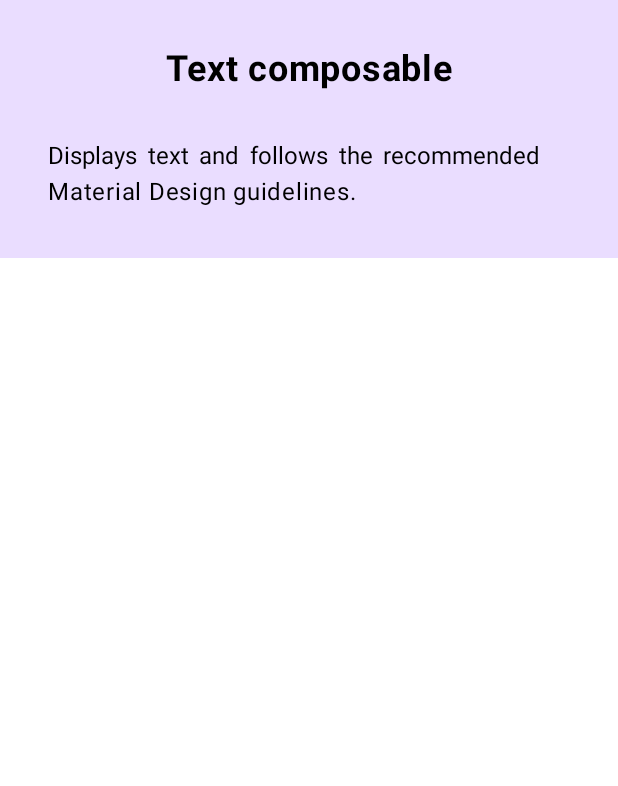
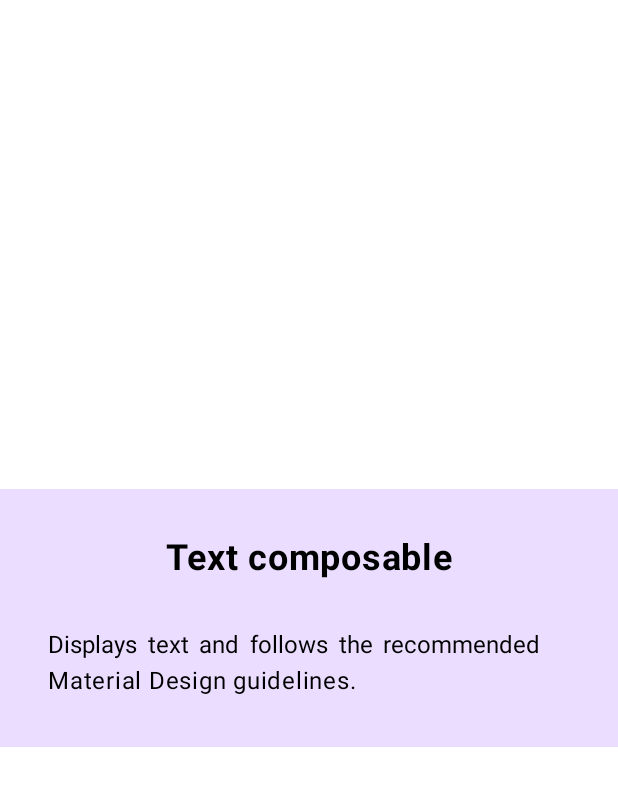
Before and after one commit to faisalmemon/Unit_1_Pathway_3_Compose_Quadrant, an Android app built with Jetpack Compose: the @Preview function GreetingPreview, on a phone screen of 412 x 824 dp. Shown: the top 786 px of the screen. Run offline under Robolectric (Android 15) with nearby library versions, the phone set to English and light mode, and no system bars.

Commit message:
Try a framer strategy.

```diff
--- a/app/src/main/java/com/example/compose_quadrant/MainActivity.kt
+++ b/app/src/main/java/com/example/compose_quadrant/MainActivity.kt
@@ -7,6 +7,7 @@ import androidx.activity.enableEdgeToEdge
 import androidx.compose.foundation.background
 import androidx.compose.foundation.layout.Column
 import androidx.compose.foundation.layout.Row
+import androidx.compose.foundation.layout.fillMaxHeight
 import androidx.compose.foundation.layout.fillMaxSize
 import androidx.compose.foundation.layout.padding
 import androidx.compose.material3.Scaffold
@@ -32,9 +33,7 @@ class MainActivity : ComponentActivity() {
         setContent {
             Compose_QuadrantTheme {
                 Scaffold(modifier = Modifier.fillMaxSize()) { innerPadding ->
-                    ComposeCard(
-                        title = stringResource(id = R.string.text_composable),
-                        longDescription = stringResource(id = R.string.text_composable_description),
+                    ComposeFramer(
                         modifier = Modifier.padding(innerPadding)
                     )
                 }
@@ -44,7 +43,19 @@ class MainActivity : ComponentActivity() {
 }
 
 @Composable
-fun ComposeCardTL(modifier: Modifier = Modifier){
+fun ComposeFramer(modifier: Modifier = Modifier) {
+    Row(
+        verticalAlignment = Alignment.CenterVertically,
+        modifier = modifier.fillMaxHeight(),
+    ) {
+        ComposeCardTL(modifier)
+        ComposeCardTR(modifier)
+    }
+
+}
+
+@Composable
+fun ComposeCardTL(modifier: Modifier = Modifier) {
     ComposeCard(
         modifier = modifier,
         title = stringResource(id = R.string.text_composable),
@@ -52,8 +63,9 @@ fun ComposeCardTL(modifier: Modifier = Modifier){
         backgroundColor = colorResource(id = R.color.first_color)
     )
 }
+
 @Composable
-fun ComposeCardTR(modifier: Modifier = Modifier){
+fun ComposeCardTR(modifier: Modifier = Modifier) {
     ComposeCard(
         modifier = modifier,
         title = stringResource(id = R.string.image_composable),
@@ -61,8 +73,9 @@ fun ComposeCardTR(modifier: Modifier = Modifier){
         backgroundColor = colorResource(id = R.color.second_color)
     )
 }
+
 @Composable
-fun ComposeCardBL(modifier: Modifier = Modifier){
+fun ComposeCardBL(modifier: Modifier = Modifier) {
     ComposeCard(
         modifier = modifier,
         title = stringResource(id = R.string.row_composable),
@@ -70,8 +83,9 @@ fun ComposeCardBL(modifier: Modifier = Modifier){
         backgroundColor = colorResource(id = R.color.third_color)
     )
 }
+
 @Composable
-fun ComposeCardBR(modifier: Modifier = Modifier){
+fun ComposeCardBR(modifier: Modifier = Modifier) {
     ComposeCard(
         modifier = modifier,
         title = stringResource(id = R.string.column_composable),
@@ -111,16 +125,10 @@ fun ComposeCard(
 }
 
 
-
-
 @Preview(showBackground = true)
 @Composable
 fun GreetingPreview() {
     Compose_QuadrantTheme {
-        ComposeCard(
-            title = stringResource(id = R.string.text_composable),
-            longDescription = stringResource(id = R.string.text_composable_description),
-            backgroundColor = colorResource(id = R.color.first_color)
-        )
+        ComposeFramer()
     }
 }
```
Lines whose indentation alone changed are shown as unchanged.
